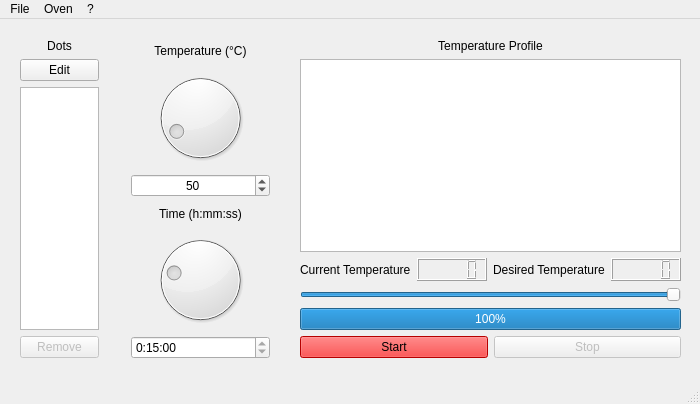
First picture: the form in GUI/mainwindow.ui, repository balsini/SmartBluetoothOven, before the edit.
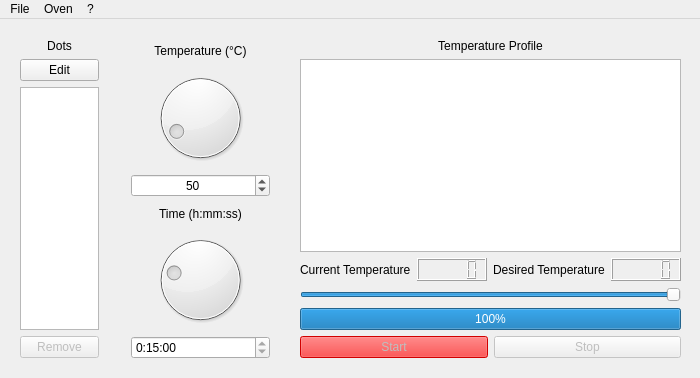
Second picture: the form after the edit.

Patch:
```diff
--- a/GUI/mainwindow.ui
+++ b/GUI/mainwindow.ui
@@ -7,7 +7,7 @@
     <x>0</x>
     <y>0</y>
     <width>700</width>
-    <height>404</height>
+    <height>378</height>
    </rect>
   </property>
   <property name="minimumSize">
@@ -101,7 +101,7 @@
        <item>
         <widget class="QPushButton" name="buttonStart">
          <property name="enabled">
-          <bool>true</bool>
+          <bool>false</bool>
          </property>
          <property name="styleSheet">
           <string notr="true">background-color: red</string>
@@ -307,7 +307,6 @@
    <addaction name="menuOven"/>
    <addaction name="menu"/>
   </widget>
-  <widget class="QStatusBar" name="statusBar"/>
   <action name="actionAbout">
    <property name="text">
     <string>About</string>
```
